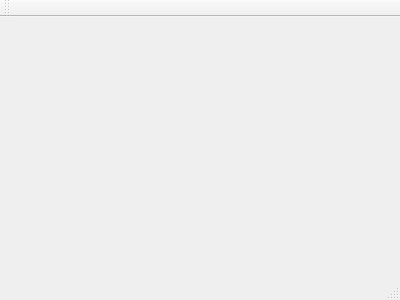
This is projet/dev/dashboard/mainwindow.ui in bots92/projet_dashboard as Qt 5 draws it before an edit. The edited form follows.
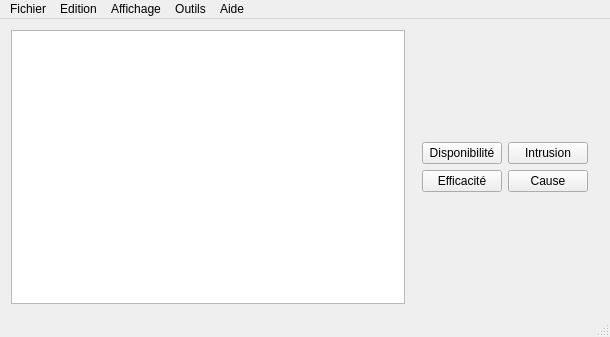
This is the edited form.

Commit message: Creation d'une interface brouillon sous Qt Designer

Patch:
```diff
--- a/projet/dev/dashboard/mainwindow.ui
+++ b/projet/dev/dashboard/mainwindow.ui
@@ -1,24 +1,125 @@
 <ui version="4.0">
  <class>MainWindow</class>
- <widget class="QMainWindow" name="MainWindow" >
-  <property name="geometry" >
+ <widget class="QMainWindow" name="MainWindow">
+  <property name="geometry">
    <rect>
     <x>0</x>
     <y>0</y>
-    <width>400</width>
-    <height>300</height>
+    <width>610</width>
+    <height>337</height>
    </rect>
   </property>
   <property name="windowTitle" >
    <string>MainWindow</string>
   </property>
-  <widget class="QMenuBar" name="menuBar" />
-  <widget class="QToolBar" name="mainToolBar" />
-  <widget class="QWidget" name="centralWidget" />
-  <widget class="QStatusBar" name="statusBar" />
+  <widget class="QWidget" name="centralWidget">
+   <layout class="QHBoxLayout" name="horizontalLayout">
+    <item>
+     <widget class="QTreeWidget" name="tree">
+      <property name="font">
+       <font>
+        <kerning>true</kerning>
+       </font>
+      </property>
+      <property name="rootIsDecorated">
+       <bool>true</bool>
+      </property>
+      <attribute name="headerVisible">
+       <bool>false</bool>
+      </attribute>
+      <column>
+       <property name="text">
+        <string notr="true">1</string>
+       </property>
+      </column>
+     </widget>
+    </item>
+    <item>
+     <widget class="QWidget" name="dashboard" native="true">
+      <layout class="QGridLayout" name="gridLayout_2">
+       <item row="3" column="0">
+        <layout class="QGridLayout" name="gridIndicators">
+         <property name="sizeConstraint">
+          <enum>QLayout::SetFixedSize</enum>
+         </property>
+         <item row="0" column="0">
+          <widget class="QPushButton" name="pushButton_2">
+           <property name="text">
+            <string>Disponibilité</string>
+           </property>
+          </widget>
+         </item>
+         <item row="0" column="1">
+          <widget class="QPushButton" name="pushButton_3">
+           <property name="text">
+            <string>Intrusion</string>
+           </property>
+          </widget>
+         </item>
+         <item row="1" column="0">
+          <widget class="QPushButton" name="pushButton">
+           <property name="text">
+            <string>Efficacité</string>
+           </property>
+          </widget>
+         </item>
+         <item row="1" column="1">
+          <widget class="QPushButton" name="pushButton_4">
+           <property name="text">
+            <string>Cause</string>
+           </property>
+          </widget>
+         </item>
+        </layout>
+       </item>
+      </layout>
+     </widget>
+    </item>
+   </layout>
+  </widget>
+  <widget class="QMenuBar" name="menuBar">
+   <property name="geometry">
+    <rect>
+     <x>0</x>
+     <y>0</y>
+     <width>610</width>
+     <height>25</height>
+    </rect>
+   </property>
+   <widget class="QMenu" name="menuFichier">
+    <property name="title">
+     <string>Fichier</string>
+    </property>
+   </widget>
+   <widget class="QMenu" name="menuEdition">
+    <property name="title">
+     <string>Edition</string>
+    </property>
+   </widget>
+   <widget class="QMenu" name="menuAide">
+    <property name="title">
+     <string>Aide</string>
+    </property>
+   </widget>
+   <widget class="QMenu" name="menuAffichage">
+    <property name="title">
+     <string>Affichage</string>
+    </property>
+   </widget>
+   <widget class="QMenu" name="menuOutils">
+    <property name="title">
+     <string>Outils</string>
+    </property>
+   </widget>
+   <addaction name="menuFichier"/>
+   <addaction name="menuEdition"/>
+   <addaction name="menuAffichage"/>
+   <addaction name="menuOutils"/>
+   <addaction name="menuAide"/>
+  </widget>
+  <widget class="QStatusBar" name="statusBar"/>
  </widget>
- <layoutDefault spacing="6" margin="11" />
- <pixmapfunction></pixmapfunction>
+ <layoutdefault spacing="6" margin="11"/>
  <resources/>
  <connections/>
 </ui>
```
Left out of the diff: 3 changed lines with no effect on the pictures. The commit also changes 1 other file.
